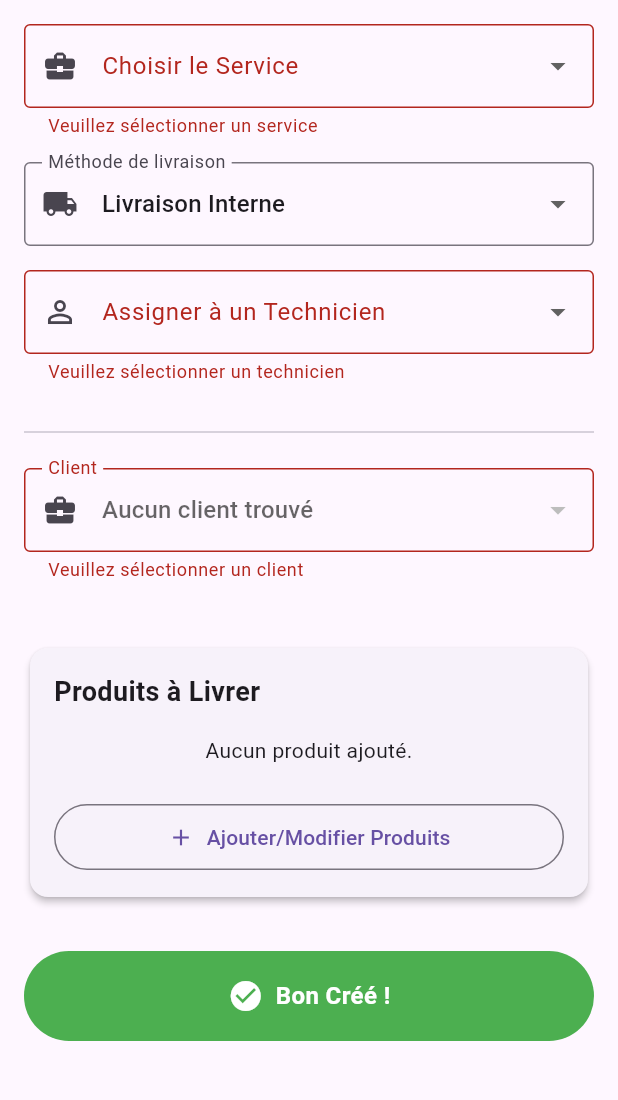
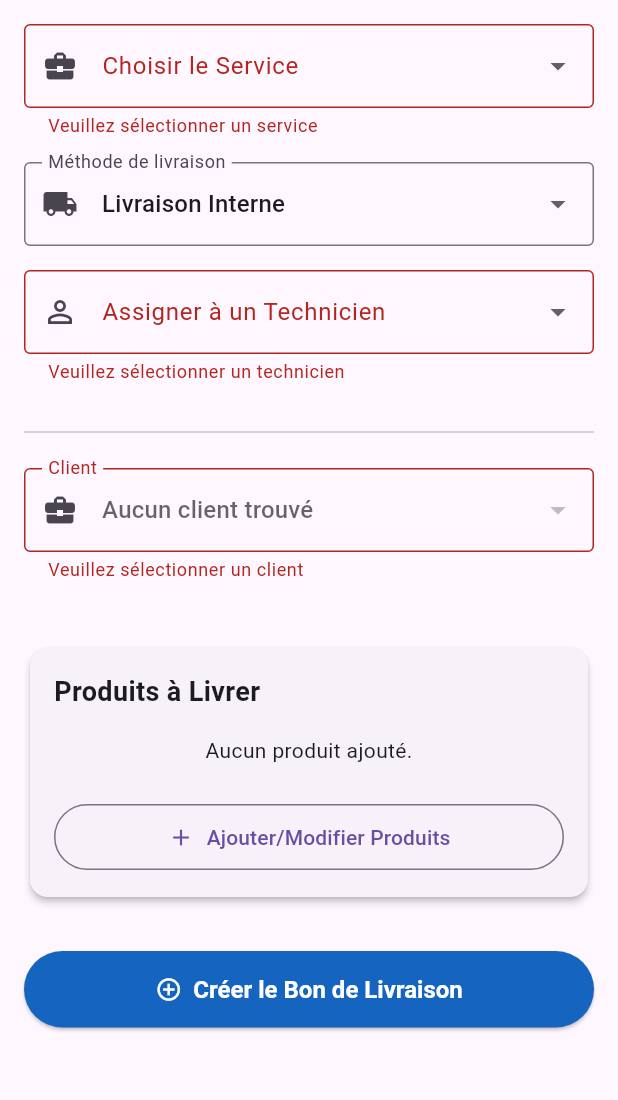
Before and after one commit to boukath/Boitex-Info-App, a Flutter app: the AddLivraisonPage screen opened directly, after a tap on "Créer le Bon de Livraison", on a phone screen of 412 x 824 dp, the part 84-1184 px from its top. Run offline on Flutter 3.47's test engine with Material 3 defaults, Android fonts, the phone set to English and light mode, and no system bars; our stand-ins replace cloud_firestore, file_picker, firebase_auth, firebase_core, firebase_messaging, firebase_storage and 7 more; missing offline and left inert: mobile_scanner; accounts and stored records are empty.

```diff
--- a/lib/screens/administration/add_livraison_page.dart
+++ b/lib/screens/administration/add_livraison_page.dart
@@ -1,7 +1,7 @@
 // lib/screens/administration/add_livraison_page.dart
 
 import 'package:boitex_info_app/models/selection_models.dart';
-import 'package:boitex_info_app/widgets/animated_truck_button.dart';
+// import 'package:boitex_info_app/widgets/animated_truck_button.dart'; // REMOVED
 import 'package:boitex_info_app/widgets/product_selector_dialog.dart';
 import 'package:cloud_firestore/cloud_firestore.dart';
 import 'package:firebase_auth/firebase_auth.dart';
@@ -46,12 +46,10 @@ class _AddLivraisonPageState extends State<AddLivraisonPage> {
     super.initState();
     _selectedServiceType = widget.serviceType;
 
-    // If a livraisonId is provided, load the existing data for editing.
     if (_isEditMode) {
       _loadLivraisonData();
     }
 
-    // Fetch dropdown data.
     Future.delayed(Duration.zero, () {
       if (mounted) {
         _fetchClients();
@@ -67,7 +65,6 @@ class _AddLivraisonPageState extends State<AddLivraisonPage> {
     super.dispose();
   }
 
-  /// Fetches existing livraison data from Firestore and populates the form fields.
   Future<void> _loadLivraisonData() async {
     setState(() => _isLoadingPage = true);
     try {
@@ -89,20 +86,17 @@ class _AddLivraisonPageState extends State<AddLivraisonPage> {
 
       final data = doc.data() as Map<String, dynamic>;
 
-      // Populate form fields with the fetched data.
       _selectedServiceType = data['serviceType'];
       _deliveryMethod = data['deliveryMethod'] ?? 'Livraison Interne';
       _externalCarrierNameController.text = data['externalCarrierName'] ?? '';
       _trackingNumberController.text = data['trackingNumber'] ?? '';
 
-      // Set the selected client and then fetch its stores.
       if (data['clientId'] != null && data['clientName'] != null) {
         _selectedClient =
             SelectableItem(id: data['clientId'], name: data['clientName']);
-        await _fetchStores(data['clientId']); // Wait for stores to be fetched
+        await _fetchStores(data['clientId']);
       }
 
-      // Now set the selected store, ensuring it exists in the fetched list.
       if (data['storeId'] != null) {
         final storeExists =
         _stores.any((store) => store.id == data['storeId']);
@@ -112,20 +106,18 @@ class _AddLivraisonPageState extends State<AddLivraisonPage> {
         }
       }
 
-      // Set the selected technician.
       if (data['technicianId'] != null && data['technicianName'] != null) {
         _selectedTechnician =
             SelectableItem(id: data['technicianId'], name: data['technicianName']);
       }
 
-      // Populate the list of selected products.
       if (data['products'] is List) {
         _selectedProducts = (data['products'] as List)
             .map((p) => ProductSelection.fromJson(p))
             .toList();
       }
 
-      setState(() {}); // Trigger a rebuild with the populated data.
+      setState(() {});
     } catch (e) {
       if (mounted) {
         ScaffoldMessenger.of(context).showSnackBar(SnackBar(
@@ -181,7 +173,7 @@ class _AddLivraisonPageState extends State<AddLivraisonPage> {
       }).toList();
       if (mounted) setState(() => _stores = stores);
     } catch (e) {
-      print('Error fetching stores: $e');
+      // Using print for debugging is fine, but consider a logging service for production.
     } finally {
       if (mounted) setState(() => _isLoadingStores = false);
     }
@@ -197,7 +189,7 @@ class _AddLivraisonPageState extends State<AddLivraisonPage> {
           .toList();
       if (mounted) setState(() => _technicians = technicians);
     } catch (e) {
-      print('Error fetching technicians: $e');
+      // Using print for debugging is fine.
     } finally {
       if (mounted) setState(() => _isLoadingTechnicians = false);
     }
@@ -214,7 +206,9 @@ class _AddLivraisonPageState extends State<AddLivraisonPage> {
         transaction.set(counterRef, {'count': 1});
         return 1;
       } else {
-        final lastNumber = (snapshot.data()?['count'] ?? 0) as int;
+        final data = snapshot.data();
+        final count = data?['count'];
+        final lastNumber = (count is num) ? count.toInt() : 0;
         final newNumber = lastNumber + 1;
         transaction.set(counterRef, {'count': newNumber});
         return newNumber;
@@ -232,8 +226,6 @@ class _AddLivraisonPageState extends State<AddLivraisonPage> {
     }
   }
 
-  /// Saves the livraison data to Firestore.
-  /// Handles both creating a new livraison and updating an existing one.
   Future<void> _saveLivraison() async {
     if (!_formKey.currentState!.validate()) return;
 
@@ -248,15 +240,12 @@ class _AddLivraisonPageState extends State<AddLivraisonPage> {
     final user = FirebaseAuth.instance.currentUser;
     if (user == null) return;
 
-    // Construct the data map for Firestore.
     final deliveryData = {
       'clientId': _selectedClient!.id,
       'clientName': _selectedClient!.name,
       'storeId': _selectedStore?.id,
       'storeName': _selectedStore?.name,
       'deliveryAddress': _selectedStore?.data?['location'] ?? 'N/A',
-      'contactPerson': '', // You can add fields for these if needed
-      'contactPhone': '', // You can add fields for these if needed
       'products': _selectedProducts.map((p) => p.toJson()).toList(),
       'status': 'À Préparer',
       'deliveryMethod': _deliveryMethod,
@@ -271,13 +260,11 @@ class _AddLivraisonPageState extends State<AddLivraisonPage> {
 
     try {
       if (_isEditMode) {
-        // If editing, update the existing document.
         await FirebaseFirestore.instance
             .collection('livraisons')
             .doc(widget.livraisonId!)
             .update(deliveryData);
       } else {
-        // If creating, add new fields and create the document.
         final bonLivraisonCode = await _getNextBonLivraisonCode();
         final createData = {
           ...deliveryData,
@@ -287,10 +274,8 @@ class _AddLivraisonPageState extends State<AddLivraisonPage> {
           'createdAt': FieldValue.serverTimestamp(),
         };
 
-        // Your existing batch logic for creating single or dual service types
         final batch = FirebaseFirestore.instance.batch();
-        final livraisonsCollection = FirebaseFirestore.instance.collection('livraisons');
-        final docRef = livraisonsCollection.doc();
+        final docRef = FirebaseFirestore.instance.collection('livraisons').doc();
         batch.set(docRef, createData);
         await batch.commit();
       }
@@ -308,7 +293,6 @@ class _AddLivraisonPageState extends State<AddLivraisonPage> {
 
   @override
   Widget build(BuildContext context) {
-    // Show a loading indicator while fetching data in edit mode.
     if (_isLoadingPage) {
       return Scaffold(
         appBar: AppBar(title: const Text('Chargement de la Livraison...')),
@@ -556,10 +540,21 @@ class _AddLivraisonPageState extends State<AddLivraisonPage> {
                   ),
                 ),
                 const SizedBox(height: 32),
-                AnimatedTruckButton(
-                  onPressed: _saveLivraison,
-                  title: _isEditMode ? 'Enregistrer les Modifications' : 'Créer le Bon de Livraison',
-                  completedTitle: _isEditMode ? 'Modifications Enregistrées !' : 'Bon Créé !',
+
+                // ✅ REPLACED: The AnimatedTruckButton was replaced with a standard ElevatedButton.
+                SizedBox(
+                  width: double.infinity,
+                  child: ElevatedButton.icon(
+                    icon: Icon(_isEditMode ? Icons.save_alt : Icons.add_circle_outline),
+                    onPressed: _saveLivraison,
+                    label: Text(_isEditMode ? 'Enregistrer les Modifications' : 'Créer le Bon de Livraison'),
+                    style: ElevatedButton.styleFrom(
+                      padding: const EdgeInsets.symmetric(vertical: 16.0),
+                      textStyle: const TextStyle(fontSize: 16, fontWeight: FontWeight.bold),
+                      backgroundColor: Colors.blue[800],
+                      foregroundColor: Colors.white,
+                    ),
+                  ),
                 ),
               ],
             ),
```
Also changed, not shown: lib/screens/administration/livraison_details_page.dart (+152 -40 lines).
